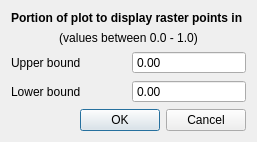
The window that spikeylab/gui/plotting/raster_bounds_dlg.ui (portfors-lab/sparkle) describes before a commit, drawn with Qt 5.
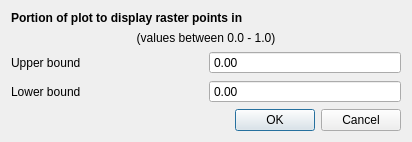
The same window after the commit.

What changed in the file:
```diff
--- a/spikeylab/gui/plotting/raster_bounds_dlg.ui
+++ b/spikeylab/gui/plotting/raster_bounds_dlg.ui
@@ -6,8 +6,8 @@
    <rect>
     <x>0</x>
     <y>0</y>
-    <width>257</width>
-    <height>127</height>
+    <width>412</width>
+    <height>133</height>
    </rect>
   </property>
   <property name="windowTitle">
```
